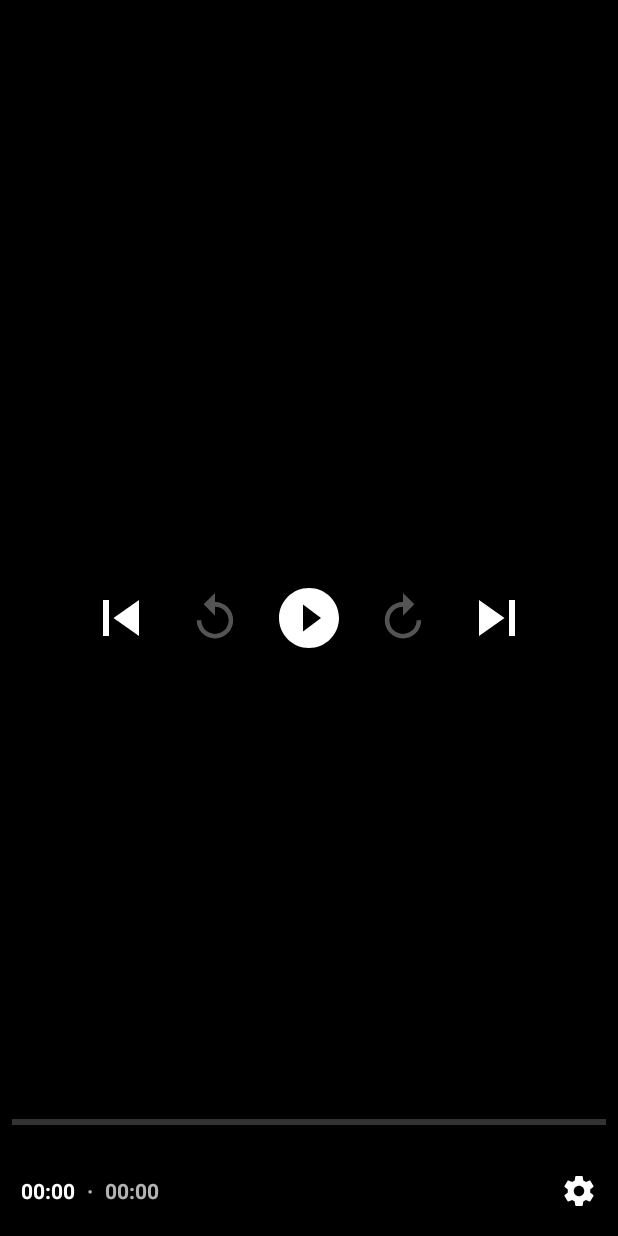
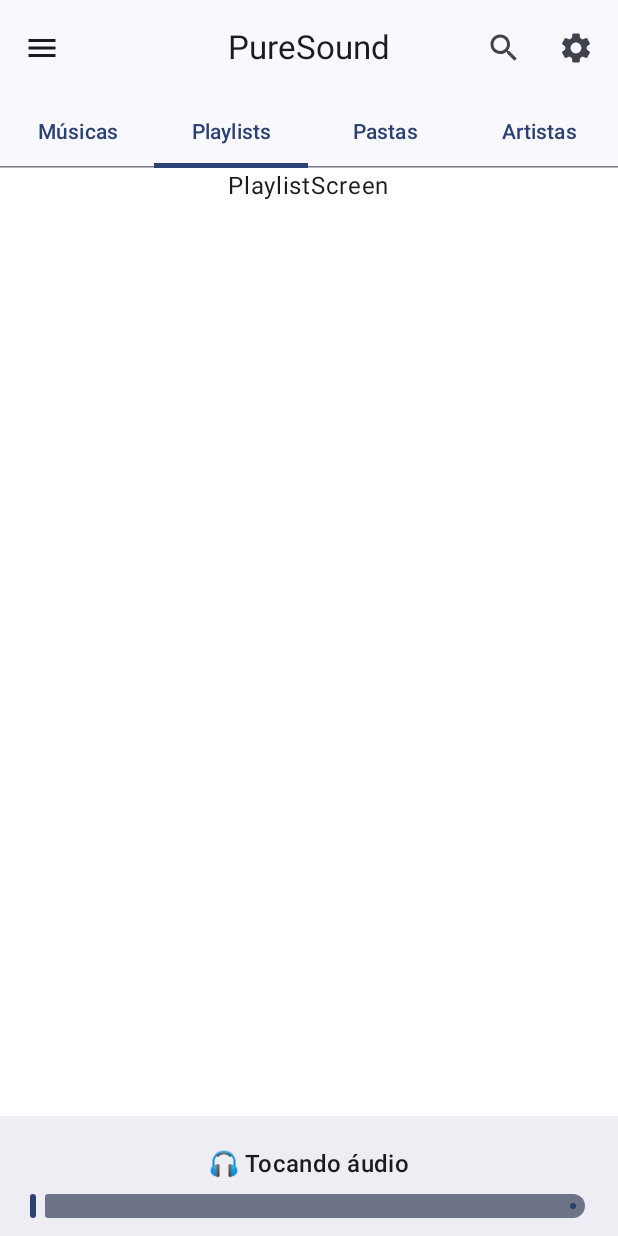
Before and after one commit to Mouthlolses/app_PureSound, an Android app built with Jetpack Compose: the screen it shows after launch (MainActivity), on a phone screen of 412 x 824 dp. Run offline under Robolectric (Android 15) with nearby library versions, the phone set to English and light mode, and no system bars.

Commit message:
pure_sound_development_started

```diff
--- a/app/src/main/java/com/mypuresound/puresound/MainActivity.kt
+++ b/app/src/main/java/com/mypuresound/puresound/MainActivity.kt
@@ -4,101 +4,89 @@ import android.os.Bundle
 import androidx.activity.ComponentActivity
 import androidx.activity.compose.setContent
 import androidx.activity.enableEdgeToEdge
-import androidx.compose.foundation.background
-import androidx.compose.foundation.layout.Arrangement
-import androidx.compose.foundation.layout.Column
-import androidx.compose.foundation.layout.fillMaxSize
+import androidx.compose.foundation.clickable
+import androidx.compose.foundation.layout.Box
+import androidx.compose.foundation.layout.fillMaxWidth
 import androidx.compose.foundation.layout.navigationBarsPadding
 import androidx.compose.foundation.layout.padding
 import androidx.compose.foundation.layout.statusBarsPadding
+import androidx.compose.material3.BottomAppBar
+import androidx.compose.material3.ExperimentalMaterial3Api
+import androidx.compose.material3.ModalBottomSheet
 import androidx.compose.material3.Scaffold
-import androidx.compose.runtime.Composable
-import androidx.compose.runtime.DisposableEffect
+import androidx.compose.material3.Text
+import androidx.compose.runtime.getValue
+import androidx.compose.runtime.mutableStateOf
 import androidx.compose.runtime.remember
-import androidx.compose.ui.Alignment
+import androidx.compose.runtime.setValue
 import androidx.compose.ui.Modifier
 import androidx.compose.ui.graphics.Color
-import androidx.compose.ui.platform.LocalContext
-import androidx.compose.ui.tooling.preview.Preview
-import androidx.compose.ui.viewinterop.AndroidView
-import androidx.core.net.toUri
-import androidx.media3.common.MediaItem
-import androidx.media3.exoplayer.ExoPlayer
-import androidx.media3.ui.PlayerView
+import androidx.compose.ui.unit.dp
+import com.mypuresound.puresound.components.AudioPlayer
+import com.mypuresound.puresound.components.FullPlayerScreen
+import com.mypuresound.puresound.components.TopBarWithTabs
+import com.mypuresound.puresound.ui.screens.HomeScreen
+import com.mypuresound.puresound.ui.screens.PlayListScreen
 import com.mypuresound.puresound.ui.theme.PureSoundTheme
 
 class MainActivity : ComponentActivity() {
-
+    @OptIn(ExperimentalMaterial3Api::class)
     override fun onCreate(savedInstanceState: Bundle?) {
         super.onCreate(savedInstanceState)
         enableEdgeToEdge()
         setContent {
             PureSoundTheme {
+                var selectedTab by remember { mutableStateOf(1) }
+                var showFullPlayer by remember { mutableStateOf(false) }
+
                 Scaffold(
-                    modifier = Modifier.Companion
+                    modifier = Modifier
                         .statusBarsPadding()
-                        .navigationBarsPadding()
-                ) { innerPadding ->
-                    Greeting(
-                        modifier = Modifier.Companion
-                            .padding(innerPadding)
-                            .background(Color.Companion.Black)
-                    )
+                        .navigationBarsPadding(),
+                    topBar = {
+                        TopBarWithTabs(
+                            selectedTabIndex = selectedTab,
+                            onTabSelected = { selectedTab = it }
+                        )
+                    },
+                    bottomBar = {
+                        if (!showFullPlayer) {
+                            BottomAppBar(
+                                modifier = Modifier
+                                    .fillMaxWidth()
+                                    .clickable { showFullPlayer = true }
+                            ) {
+                                AudioPlayer(
+                                    modifier = Modifier
+                                        .fillMaxWidth()
+                                        .padding(horizontal = 8.dp, vertical = 4.dp)
+                                )
+                            }
+                        }
+                    }
+                ) { paddingValues ->
+                    Box(modifier = Modifier.padding(paddingValues)) {
+                        when (selectedTab) {
+                            0 -> HomeScreen(modifier = Modifier)
+                            1 -> PlayListScreen()
+                            2 -> Text("Playlists")
+                            3 -> Text("Pastas")
+                        }
+
+                        if (showFullPlayer) {
+                            ModalBottomSheet(
+                                onDismissRequest = { showFullPlayer = false },
+                                containerColor = Color.Gray
+                            ) {
+                                FullPlayerScreen(
+                                    onClose = { showFullPlayer = false }
+                                )
+                            }
+                        }
+
+                    }
                 }
             }
         }
     }
 }
-
-@Composable
-fun Greeting(modifier: Modifier = Modifier.Companion) {
-    Column(
-        modifier = modifier,
-        horizontalAlignment = Alignment.Companion.CenterHorizontally,
-        verticalArrangement = Arrangement.Center
-    ) {
-        VideoPlayer()
-    }
-
-}
-
-@Composable
-fun VideoPlayer() {
-    val context = LocalContext.current
-    val videoUrl = "https://commondatastorage.googleapis.com/gtv-videos-bucket/sample/BigBuckBunny.mp4"
-    val musicUrl = "https://www.soundhelix.com/examples/mp3/SoundHelix-Song-1.mp3"
-
-    val player = remember {
-        ExoPlayer.Builder(context).build().apply {
-            val mediaItem = MediaItem.fromUri(videoUrl.toUri())
-            val secondMediaItem = MediaItem.fromUri(musicUrl.toUri())
-            setMediaItem(mediaItem)
-            addMediaItem(secondMediaItem)
-            prepare()
-            playWhenReady = false
-        }
-    }
-
-    AndroidView(
-        factory = {
-            PlayerView(it).apply {
-                this.player = player
-            }
-        },
-        modifier = Modifier.Companion.fillMaxSize()
-    )
-    DisposableEffect(Unit) {
-        onDispose {
-            player.release()
-        }
-    }
-
-}
-
-@Preview(showBackground = true)
-@Composable
-fun GreetingPreview() {
-    PureSoundTheme {
-
-    }
-}
--- /dev/null
+++ b/app/src/main/java/com/mypuresound/puresound/components/MusicPlayer.kt
@@ -0,0 +1,104 @@
+package com.mypuresound.puresound.components
+
+import androidx.compose.foundation.layout.Column
+import androidx.compose.foundation.layout.Spacer
+import androidx.compose.foundation.layout.fillMaxWidth
+import androidx.compose.foundation.layout.height
+import androidx.compose.foundation.layout.padding
+import androidx.compose.foundation.layout.size
+import androidx.compose.material.icons.Icons
+import androidx.compose.material.icons.filled.Done
+import androidx.compose.material.icons.filled.PlayArrow
+import androidx.compose.material3.Icon
+import androidx.compose.material3.IconButton
+import androidx.compose.material3.MaterialTheme
+import androidx.compose.material3.Slider
+import androidx.compose.material3.Text
+import androidx.compose.runtime.Composable
+import androidx.compose.runtime.DisposableEffect
+import androidx.compose.runtime.LaunchedEffect
+import androidx.compose.runtime.getValue
+import androidx.compose.runtime.mutableLongStateOf
+import androidx.compose.runtime.mutableStateOf
+import androidx.compose.runtime.remember
+import androidx.compose.runtime.setValue
+import androidx.compose.ui.Alignment
+import androidx.compose.ui.Modifier
+import androidx.compose.ui.platform.LocalContext
+import androidx.compose.ui.unit.dp
+import androidx.media3.common.MediaItem
+import androidx.media3.exoplayer.ExoPlayer
+import kotlinx.coroutines.delay
+
+@Composable
+fun AudioPlayer(
+    audioUrl: String = "https://storage.googleapis.com/exoplayer-test-media-0/play.mp3",
+    modifier: Modifier
+) {
+    val context = LocalContext.current
+
+    // Player configurado uma única vez
+    val player = remember {
+        ExoPlayer.Builder(context).build().apply {
+            setMediaItem(MediaItem.fromUri(audioUrl))
+            prepare()
+        }
+    }
+
+    var isPlaying by remember { mutableStateOf(false) }
+    var currentPosition by remember { mutableLongStateOf(0L) }
+    var duration by remember { mutableLongStateOf(0L) }
+
+    // Atualiza o progresso continuamente enquanto o player existe
+    LaunchedEffect(player) {
+        while (true) {
+            // Atualiza os valores dentro do snapshot Compose
+            currentPosition = player.currentPosition
+            duration = player.duration.takeIf { it > 0 } ?: 1L
+            delay(500L)
+        }
+    }
+
+    DisposableEffect(Unit) {
+        onDispose { player.release() }
+    }
+
+    Column(
+        modifier = Modifier
+            .fillMaxWidth()
+            .padding(16.dp),
+        horizontalAlignment = Alignment.CenterHorizontally
+    ) {
+        Text("🎧 Tocando áudio", style = MaterialTheme.typography.titleMedium)
+
+        Spacer(Modifier.height(12.dp))
+
+        // Calcula o progresso de 0f a 1f
+        val progress = if (duration > 0) currentPosition.toFloat() / duration else 0f
+
+        Slider(
+            value = progress.coerceIn(0f, 1f),
+            onValueChange = { value ->
+                player.seekTo((value * duration).toLong())
+            },
+            modifier = Modifier.fillMaxWidth()
+        )
+
+        Spacer(Modifier.height(12.dp))
+
+        IconButton(onClick = {
+            if (isPlaying) {
+                player.pause()
+            } else {
+                player.play()
+            }
+            isPlaying = !isPlaying
+        }) {
+            Icon(
+                imageVector = if (isPlaying) Icons.Default.Done else Icons.Default.PlayArrow,
+                contentDescription = "Play/Pause",
+                modifier = Modifier.size(64.dp)
+            )
+        }
+    }
+}
--- /dev/null
+++ b/app/src/main/java/com/mypuresound/puresound/components/TopBarWithTabs.kt
@@ -0,0 +1,54 @@
+package com.mypuresound.puresound.components
+
+import androidx.compose.foundation.layout.Column
+import androidx.compose.material.icons.Icons
+import androidx.compose.material.icons.filled.Menu
+import androidx.compose.material.icons.filled.Search
+import androidx.compose.material.icons.filled.Settings
+import androidx.compose.material3.CenterAlignedTopAppBar
+import androidx.compose.material3.ExperimentalMaterial3Api
+import androidx.compose.material3.Icon
+import androidx.compose.material3.IconButton
+import androidx.compose.material3.Tab
+import androidx.compose.material3.TabRow
+import androidx.compose.material3.Text
+import androidx.compose.runtime.Composable
+
+@OptIn(ExperimentalMaterial3Api::class)
+@Composable
+fun TopBarWithTabs(
+    selectedTabIndex: Int,
+    onTabSelected: (Int) -> Unit
+) {
+    Column {
+        CenterAlignedTopAppBar(
+            title = { Text("PureSound") },
+            navigationIcon = {
+                IconButton(onClick = { /* abrir menu lateral, se tiver */ }) {
+                    Icon(Icons.Default.Menu, contentDescription = "Menu")
+                }
+            },
+            actions = {
+                IconButton(onClick = { /* buscar */ }) {
+                    Icon(Icons.Default.Search, contentDescription = "Buscar")
+                }
+                IconButton(onClick = { /* configurações */ }) {
+                    Icon(Icons.Default.Settings, contentDescription = "Configurações")
+                }
+            }
+        )
+
+        // --- Abas (Tabs) ---
+        val tabs = listOf("Músicas", "Playlists", "Pastas", "Artistas")
+
+        TabRow(selectedTabIndex = selectedTabIndex) {
+            tabs.forEachIndexed { index, title ->
+                Tab(
+                    selected = selectedTabIndex == index,
+                    onClick = { onTabSelected(index) },
+                    text = { Text(title) }
+                )
+            }
+        }
+    }
+}
--- /dev/null
+++ b/app/src/main/java/com/mypuresound/puresound/ui/screens/PlayListScreen.kt
@@ -0,0 +1,27 @@
+package com.mypuresound.puresound.ui.screens
+
+import androidx.compose.foundation.background
+import androidx.compose.foundation.layout.Column
+import androidx.compose.foundation.layout.fillMaxSize
+import androidx.compose.material3.Text
+import androidx.compose.runtime.Composable
+import androidx.compose.ui.Alignment
+import androidx.compose.ui.Modifier
+import androidx.compose.ui.graphics.Color
+import androidx.compose.ui.tooling.preview.Preview
+
+@Preview
+@Composable
+fun PlayListScreen() {
+    Column(
+        Modifier
+            .fillMaxSize()
+            .background(Color.White),
+    ) {
+        Text(
+            "PlaylistScreen",
+            modifier = Modifier
+                .align(Alignment.CenterHorizontally)
+        )
+    }
+}
```
Also changed, not shown: app/src/main/java/com/mypuresound/puresound/components/FullPlayerScreen.kt (added, +62 -0 lines), app/src/main/java/com/mypuresound/puresound/ui/screens/HomeScreen.kt (added, +70 -0 lines), app/src/main/res/drawable-nodpi/capadebanda.jpg (added), app/src/main/res/drawable-nodpi/next_button.png (added), app/src/main/res/drawable-nodpi/pause.png (added), app/src/main/res/drawable-nodpi/play_button.png (added), app/src/main/res/drawable-nodpi/previous.png (added).
